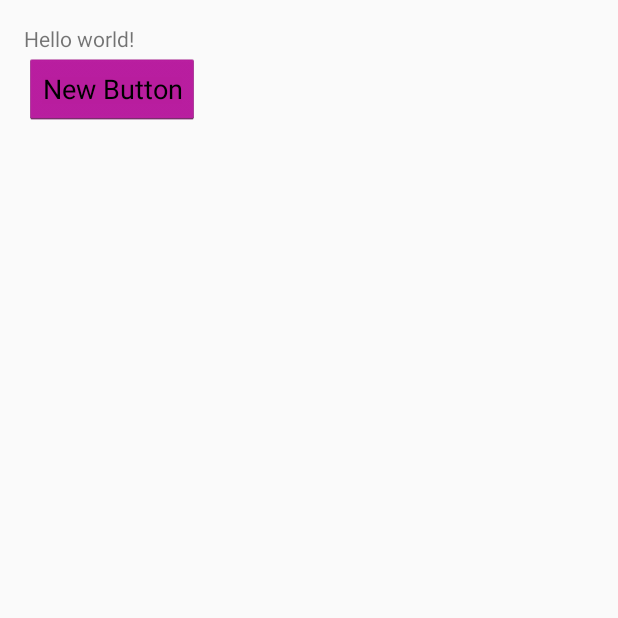
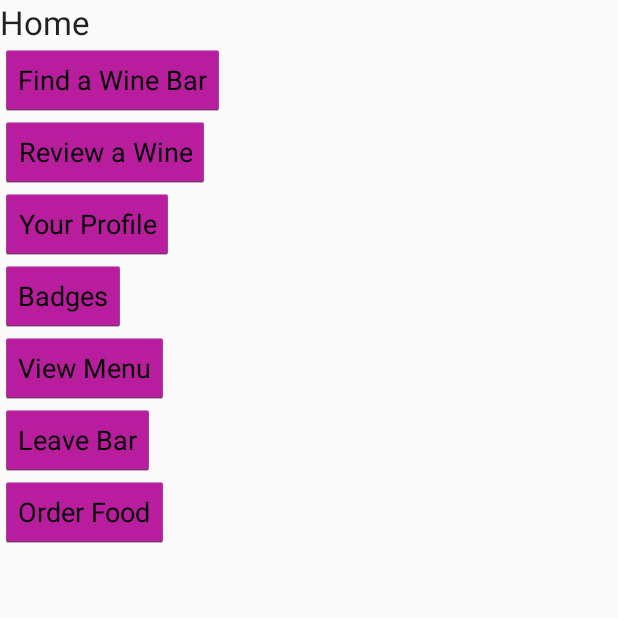
Before and after one commit to CMSC436-Wine-App/Wine, an Android app: the screen it shows after launch (Wine), on a phone screen of 412 x 824 dp, the top half of it. Run offline under Robolectric (Android 15) with nearby library versions, the phone set to English and light mode, and no system bars; 5 statements that could not run were skipped.

Commit message:
added home page xml, added strings for home page, added the logo image for the app icon. working on getting layouts for all activities now.

```diff
--- a/app/src/main/AndroidManifest.xml
+++ b/app/src/main/AndroidManifest.xml
@@ -7,7 +7,7 @@
 
     <application
         android:allowBackup="true"
-        android:icon="@drawable/ic_launcher"
+        android:icon="@drawable/logo"
         android:label="@string/app_name"
         android:theme="@style/Grape"
         android:name=".ParseApplication" >
--- a/app/src/main/java/wine/cmsc436/wine/Wine.java
+++ b/app/src/main/java/wine/cmsc436/wine/Wine.java
@@ -13,7 +13,7 @@ public class Wine extends Activity {
     @Override
     protected void onCreate(Bundle savedInstanceState) {
         super.onCreate(savedInstanceState);
-        setContentView(R.layout.activity_wine);
+        setContentView(R.layout.home);
     }
 
 
--- /dev/null
+++ b/app/src/main/res/layout/home.xml
@@ -0,0 +1,56 @@
+<?xml version="1.0" encoding="utf-8"?>
+
+<LinearLayout xmlns:android="http://schemas.android.com/apk/res/android"
+    android:orientation="vertical" android:layout_width="match_parent"
+    android:layout_height="match_parent">
+
+    <TextView
+        android:layout_width="wrap_content"
+        android:layout_height="wrap_content"
+        android:textAppearance="?android:attr/textAppearanceLarge"
+        android:text="@string/home"
+        android:id="@+id/tv_home" />
+
+    <Button
+        android:layout_width="wrap_content"
+        android:layout_height="wrap_content"
+        android:text="@string/find_bar"
+        android:id="@+id/b_find_bar" />
+
+    <Button
+        android:layout_width="wrap_content"
+        android:layout_height="wrap_content"
+        android:text="@string/review_a_wine"
+        android:id="@+id/b_review_a_wine" />
+
+    <Button
+        android:layout_width="wrap_content"
+        android:layout_height="wrap_content"
+        android:text="@string/your_profile"
+        android:id="@+id/b_your_profile" />
+
+    <Button
+        android:layout_width="wrap_content"
+        android:layout_height="wrap_content"
+        android:text="@string/badges"
+        android:id="@+id/b_badges" />
+
+    <Button
+        android:layout_width="wrap_content"
+        android:layout_height="wrap_content"
+        android:text="@string/view_menu"
+        android:id="@+id/b_view_menu" />
+
+    <Button
+        android:layout_width="wrap_content"
+        android:layout_height="wrap_content"
+        android:text="@string/leave_bar"
+        android:id="@+id/b_leave_bar" />
+
+    <Button
+        android:layout_width="wrap_content"
+        android:layout_height="wrap_content"
+        android:text="@string/order_food"
+        android:id="@+id/b_order_food" />
+
+</LinearLayout>
--- a/app/src/main/res/values/strings.xml
+++ b/app/src/main/res/values/strings.xml
@@ -5,4 +5,19 @@
     <string name="hello_world">Hello world!</string>
     <string name="action_settings">Settings</string>
 
+    <!-- Home Page Strings -->
+    <string name="home">Home</string>
+    <string name="find_bar">Find a Wine Bar</string>
+    <string name="review_a_wine">Review a Wine</string>
+    <string name="your_profile">Your Profile</string>
+    <string name="badges">Badges</string>
+    <string name="view_menu">View Menu</string>
+    <string name="leave_bar">Leave Bar</string>
+    <string name="order_food">Order Food</string>
+
+    <!--
+    <string name=""></string>
+    <string name=""></string>
+    -->
+
 </resources>
```
Also changed, not shown: 1 other file.
